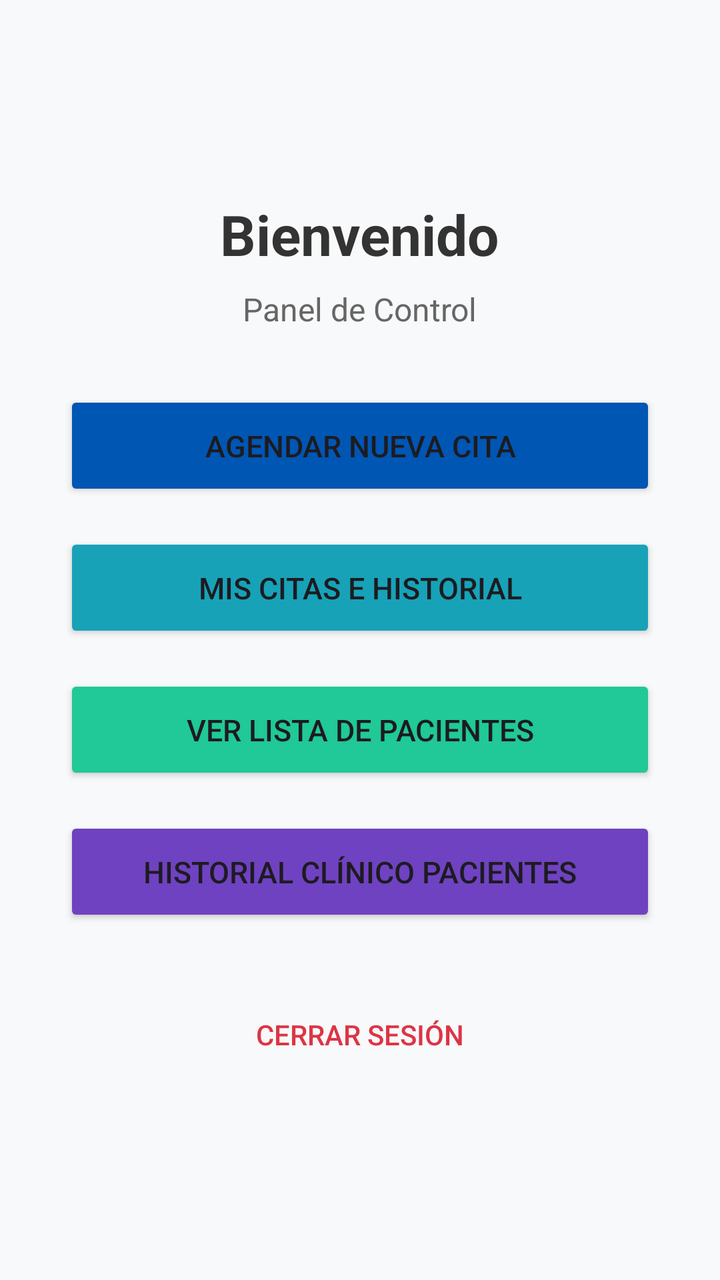
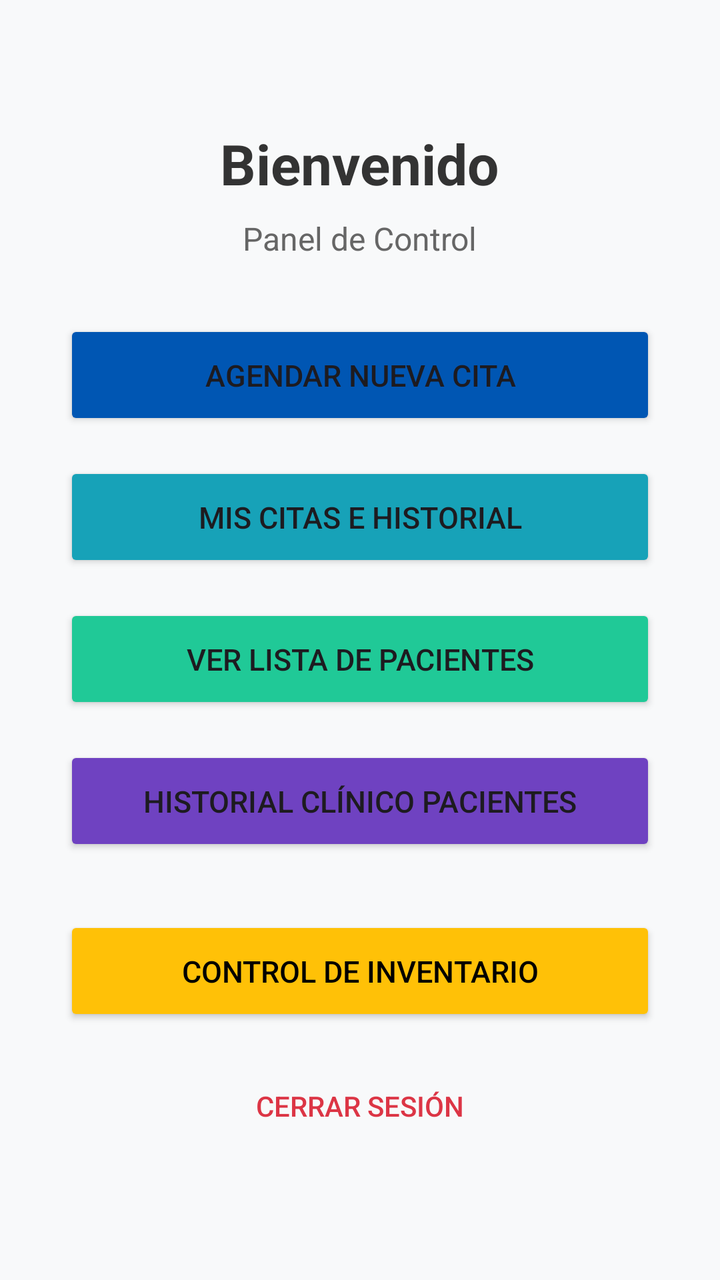

Screens rendered from an Android XML layout before and after an edit, with the pre-edit source and the edit as a unified diff.
<!-- AndroidManifest.xml: application theme Theme.Proyecto_integrador -->
<!-- res/layout/activity_main.xml -->
<?xml version="1.0" encoding="utf-8"?>
<LinearLayout xmlns:android="http://schemas.android.com/apk/res/android"
    android:layout_width="match_parent"
    android:layout_height="match_parent"
    android:orientation="vertical"
    android:padding="32dp"
    android:gravity="center"
    android:background="#F8F9FA">

    
    <TextView
        android:layout_width="wrap_content"
        android:layout_height="wrap_content"
        android:text="Bienvenido"
        android:textSize="28sp"
        android:textStyle="bold"
        android:textColor="#333333"
        android:layout_marginBottom="8dp"/>

    <TextView
        android:layout_width="wrap_content"
        android:layout_height="wrap_content"
        android:text="Panel de Control"
        android:textSize="16sp"
        android:textColor="#666666"
        android:layout_marginBottom="30dp"/>

    
    <Button
        android:id="@+id/btnAgendarCita"
        android:layout_width="match_parent"
        android:layout_height="55dp"
        android:text="AGENDAR NUEVA CITA"
        android:textSize="15sp"
        android:backgroundTint="#0056b3"
        android:layout_marginBottom="16dp"/>

    
    <Button
        android:id="@+id/btnVerHistorial"
        android:layout_width="match_parent"
        android:layout_height="55dp"
        android:text="MIS CITAS E HISTORIAL"
        android:textSize="15sp"
        android:backgroundTint="#17a2b8"
        android:layout_marginBottom="16dp"/>

    
    <Button
        android:id="@+id/btnVerPacientes"
        android:layout_width="match_parent"
        android:layout_height="55dp"
        android:text="VER LISTA DE PACIENTES"
        android:textSize="15sp"
        android:backgroundTint="#20c997"
        android:layout_marginBottom="16dp"/>

    
    <Button
        android:id="@+id/btnHistorialClinico"
        android:layout_width="match_parent"
        android:layout_height="55dp"
        android:text="HISTORIAL CLÍNICO PACIENTES"
        android:textSize="15sp"
        android:backgroundTint="#6f42c1"
        android:layout_marginBottom="30dp"/>

    
    <Button
        android:id="@+id/btnCerrarSesion"
        android:layout_width="match_parent"
        android:layout_height="wrap_content"
        android:text="CERRAR SESIÓN"
        android:textColor="#dc3545"
        android:backgroundTint="#FFFFFF"
        style="?android:attr/borderlessButtonStyle"/>

</LinearLayout>
<!-- resources referenced by this layout -->
<resources>
  <style name="Theme.Proyecto_integrador" parent="Base.Theme.Proyecto_integrador" />
  <style name="Base.Theme.Proyecto_integrador" parent="Theme.Material3.DayNight.NoActionBar">
          
          
      </style>
</resources>

<!-- the commit's change to res/layout/activity_main.xml (unified diff, before → after) -->
@@ -67,6 +67,17 @@
 
     
     <Button
+        android:id="@+id/btnInventario"
+        android:layout_width="match_parent"
+        android:layout_height="55dp"
+        android:text="CONTROL DE INVENTARIO"
+        android:textSize="15sp"
+        android:backgroundTint="#ffc107"
+        android:textColor="#000000"
+        android:layout_marginBottom="16dp"/>
+
+    
+    <Button
         android:id="@+id/btnCerrarSesion"
         android:layout_width="match_parent"
         android:layout_height="wrap_content"
